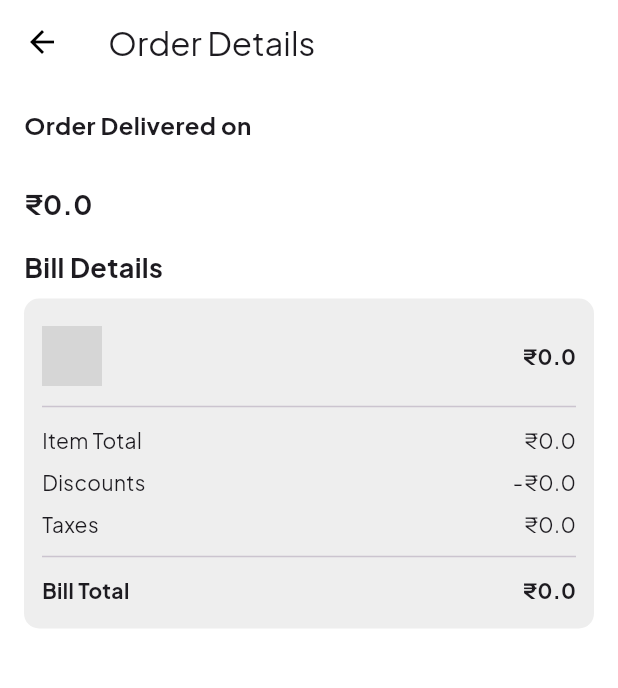
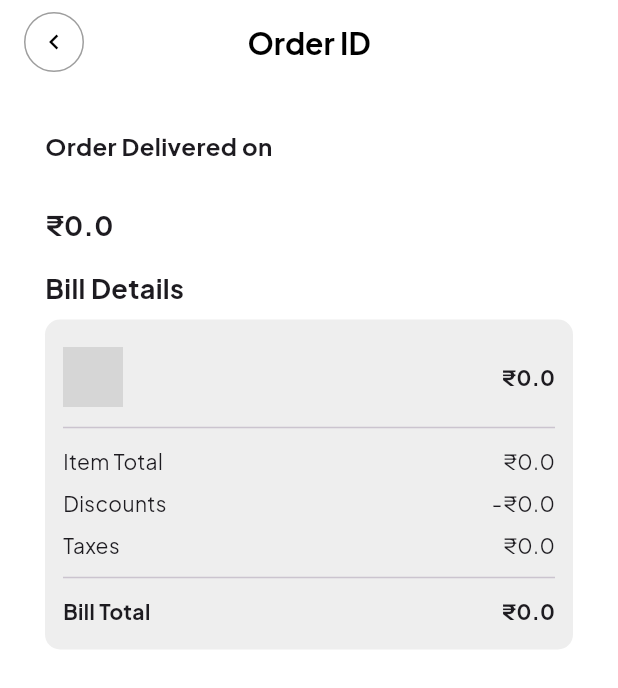
Before and after one commit to hr1india/mishra_ji, a Flutter app: the OrderDetailsScreen screen opened directly with empty values, on a phone screen of 412 x 824 dp. Shown: the top 688 px of the screen. Run offline on Flutter 3.47's test engine with Material 3 defaults, Android fonts, the phone set to English and light mode, and no system bars; our stand-ins replace image_picker; grey boxes are pictures that could not be loaded.

Commit message:
order details screen done

```diff
--- a/lib/presentation/screens/order_details_screen.dart
+++ b/lib/presentation/screens/order_details_screen.dart
@@ -1,4 +1,5 @@
 import 'package:flutter/material.dart';
+import 'package:mishra_ji/presentation/widgets/profile-widgets/prev_btn.dart';
 
 class OrderDetailsScreen extends StatelessWidget {
   final String itemName;
@@ -26,13 +27,26 @@ class OrderDetailsScreen extends StatelessWidget {
   Widget build(BuildContext context) {
     return Scaffold(
       appBar: AppBar(
-        title: const Text("Order Details"),
+        centerTitle: true,
         backgroundColor: Colors.white,
         elevation: 0,
-        iconTheme: const IconThemeData(color: Colors.black),
+        automaticallyImplyLeading: false,
+        leading: Padding(
+          padding: EdgeInsets.only(left: 16),
+          child: PrevBtn(),
+        ),
+        title: Text(
+          "Order ID",
+          style: TextStyle(
+            fontSize: 20,
+            fontWeight: FontWeight.bold,
+            color: Colors.black,
+          ),
+        ),
+
       ),
       body: Padding(
-        padding: const EdgeInsets.all(16.0),
+        padding: const EdgeInsets.all(30.0),
         child: Column(
           crossAxisAlignment: CrossAxisAlignment.start,
           children: [
```
Also changed, not shown: lib/presentation/screens/orders.dart (+63 -28 lines), 4 other files.
